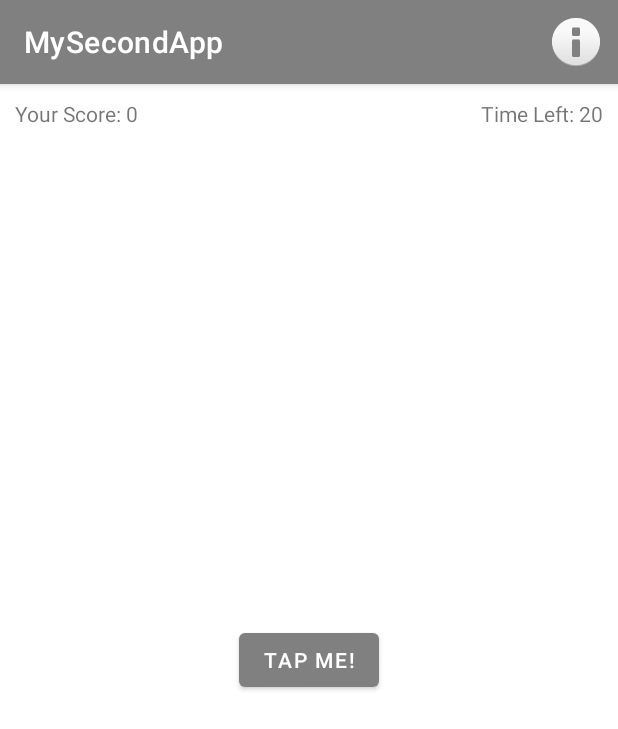
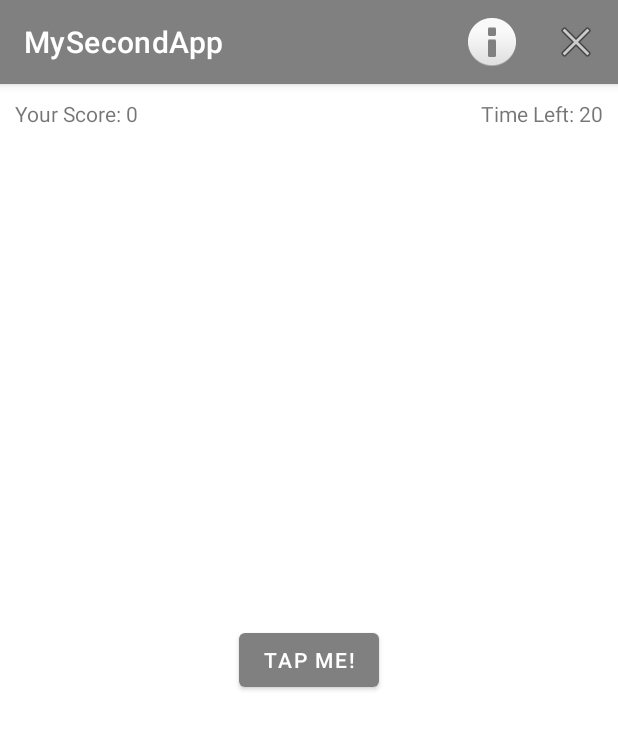
Before and after one commit to donsantana/kotlinVelentiumTraining, an Android app: the screen it shows after launch (MainActivity), on a phone screen of 412 x 824 dp. Shown: the top 729 px of the screen. Run offline under Robolectric (Android 15) with nearby library versions, the phone set to English and light mode, and no system bars.

Commit message:
Implementing menu items and AlertDialogs

```diff
--- a/app/src/main/res/menu/menu.xml
+++ b/app/src/main/res/menu/menu.xml
@@ -7,4 +7,9 @@
         android:icon="@android:drawable/ic_dialog_info"
         android:title="@string/aboutMenu"
         app:showAsAction="always" />
+    <item
+        android:id="@+id/actionClose"
+        android:icon="@android:drawable/ic_menu_close_clear_cancel"
+        android:title="@string/closeMenu"
+        app:showAsAction="always" />
 </menu>
--- a/app/src/main/res/values/strings.xml
+++ b/app/src/main/res/values/strings.xml
@@ -7,4 +7,9 @@
     <string name="gameOverMessage">Times up! Your Score was: %1$d</string>
     <string name="aboutTitle">Time Fighter</string>
     <string name="aboutMessage">Creating my android apps</string>
+    <string name="closeMenu">Close</string>
+    <string name="closeMessage">Are you sure?</string>
+    <string name="yesText">Yes</string>
+    <string name="noText">No</string>
+    <string name="cancel">Cancel</string>
 </resources>
```
Also changed, not shown: app/src/main/java/com/example/mysecondapp/MainActivity.kt (+23 -1 lines).
